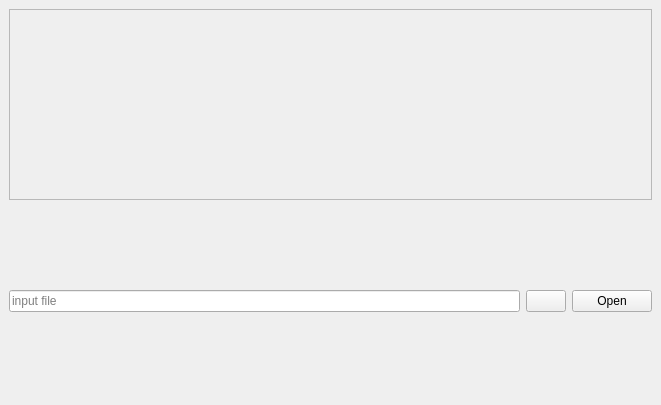
Before: the Qt Designer form game_window.ui in Kamikadze4GAME/cosuha_new, drawn with Qt 5.
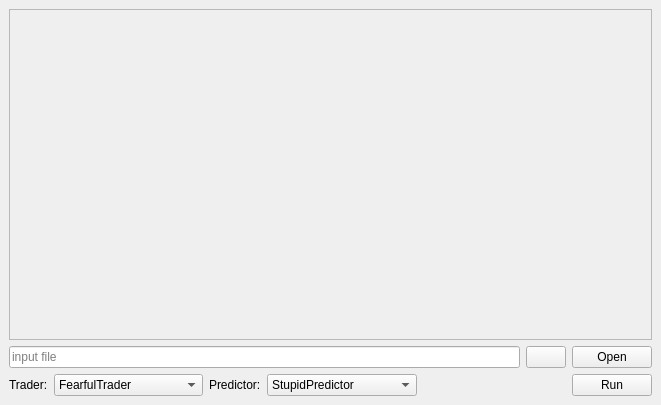
After: the same form once the commit is applied. Icons and pictures are not drawn.

Commit message: Added template of interface for trading simulation.

Diff of the .ui file:
```diff
--- a/game_window.ui
+++ b/game_window.ui
@@ -80,7 +80,78 @@
        </layout>
       </item>
       <item>
-       <layout class="QHBoxLayout" name="horizontalLayout_2"/>
+       <layout class="QHBoxLayout" name="horizontalLayout_2">
+        <item>
+         <widget class="QLabel" name="label">
+          <property name="sizePolicy">
+           <sizepolicy hsizetype="Minimum" vsizetype="Preferred">
+            <horstretch>0</horstretch>
+            <verstretch>0</verstretch>
+           </sizepolicy>
+          </property>
+          <property name="text">
+           <string>Trader:</string>
+          </property>
+         </widget>
+        </item>
+        <item>
+         <widget class="QComboBox" name="trader_combo">
+          <property name="sizePolicy">
+           <sizepolicy hsizetype="MinimumExpanding" vsizetype="Fixed">
+            <horstretch>0</horstretch>
+            <verstretch>0</verstretch>
+           </sizepolicy>
+          </property>
+          <item>
+           <property name="text">
+            <string>FearfulTrader</string>
+           </property>
+          </item>
+         </widget>
+        </item>
+        <item>
+         <widget class="QLabel" name="label_2">
+          <property name="text">
+           <string>Predictor:</string>
+          </property>
+         </widget>
+        </item>
+        <item>
+         <widget class="QComboBox" name="predictor_combo">
+          <property name="sizePolicy">
+           <sizepolicy hsizetype="MinimumExpanding" vsizetype="Fixed">
+            <horstretch>0</horstretch>
+            <verstretch>0</verstretch>
+           </sizepolicy>
+          </property>
+          <item>
+           <property name="text">
+            <string>StupidPredictor</string>
+           </property>
+          </item>
+         </widget>
+        </item>
+        <item>
+         <spacer name="horizontalSpacer">
+          <property name="orientation">
+           <enum>Qt::Horizontal</enum>
+          </property>
+          <property name="sizeHint" stdset="0">
+           <size>
+            <width>40</width>
+            <height>20</height>
+           </size>
+          </property>
+         </spacer>
+        </item>
+        <item>
+         <widget class="QPushButton" name="run_button">
+          <property name="text">
+           <string>Run</string>
+          </property>
+         </widget>
+        </item>
+       </layout>
       </item>
      </layout>
     </item>
```
The commit also changes 1 other file.
